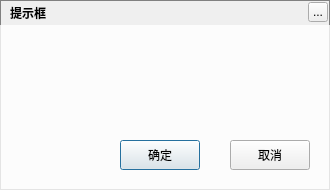
Qt form ui/core-widget/musicmessagebox.ui (Greedysky/TTKMusicPlayer) before a commit.
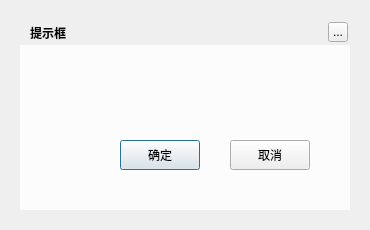
The same form after that commit. Icons and pictures are not drawn.

Commit message: update the interface border shadow[351220]

What changed in the file:
```diff
--- a/ui/core-widget/musicmessagebox.ui
+++ b/ui/core-widget/musicmessagebox.ui
@@ -6,21 +6,21 @@
    <rect>
     <x>0</x>
     <y>0</y>
-    <width>330</width>
-    <height>190</height>
+    <width>370</width>
+    <height>230</height>
    </rect>
   </property>
   <property name="windowTitle">
    <string>Form</string>
   </property>
   <property name="styleSheet">
-   <string notr="true">#MusicMessageBox{border:1px solid gray}</string>
+   <string notr="true"/>
   </property>
   <widget class="QLabel" name="background">
    <property name="geometry">
     <rect>
-     <x>0</x>
-     <y>0</y>
+     <x>20</x>
+     <y>20</y>
      <width>330</width>
      <height>190</height>
     </rect>
@@ -35,8 +35,8 @@
   <widget class="QLabel" name="topTitleName">
    <property name="geometry">
     <rect>
-     <x>10</x>
-     <y>0</y>
+     <x>30</x>
+     <y>20</y>
      <width>61</width>
      <height>25</height>
     </rect>
@@ -51,8 +51,8 @@
   <widget class="QToolButton" name="topTitleCloseButton">
    <property name="geometry">
     <rect>
-     <x>308</x>
-     <y>2</y>
+     <x>328</x>
+     <y>22</y>
      <width>20</width>
      <height>20</height>
     </rect>
@@ -64,8 +64,8 @@
   <widget class="QWidget" name="backgroundMask" native="true">
    <property name="geometry">
     <rect>
-     <x>0</x>
-     <y>25</y>
+     <x>20</x>
+     <y>45</y>
      <width>330</width>
      <height>165</height>
     </rect>
@@ -103,8 +103,8 @@
   <widget class="QLabel" name="textLabel">
    <property name="geometry">
     <rect>
-     <x>45</x>
-     <y>35</y>
+     <x>65</x>
+     <y>55</y>
      <width>240</width>
      <height>95</height>
     </rect>
@@ -122,8 +122,8 @@
   <widget class="QLabel" name="iconLabel">
    <property name="geometry">
     <rect>
-     <x>0</x>
-     <y>35</y>
+     <x>20</x>
+     <y>55</y>
      <width>100</width>
      <height>100</height>
     </rect>
```
The commit also changes 3 other files.
